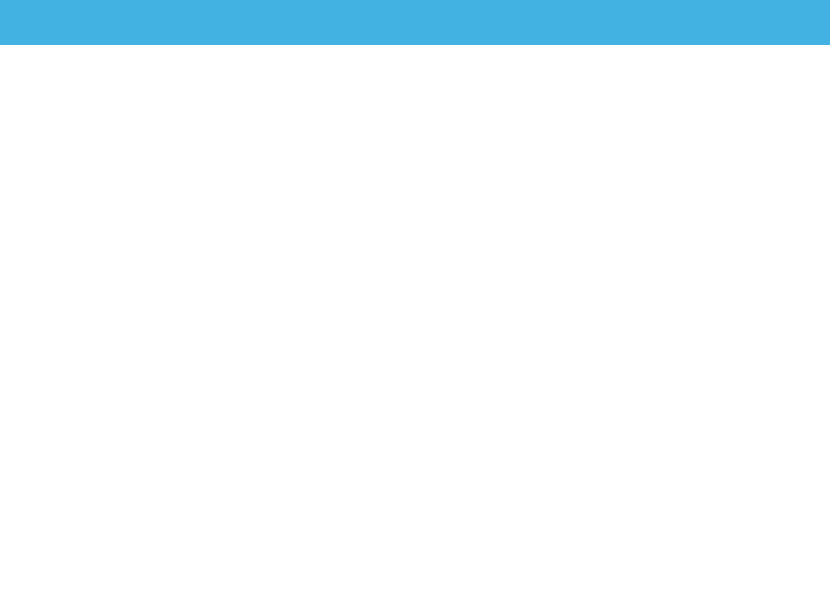
Qt form mainwindow.ui (savoirfairelinux/jami-client-windows) before a commit.
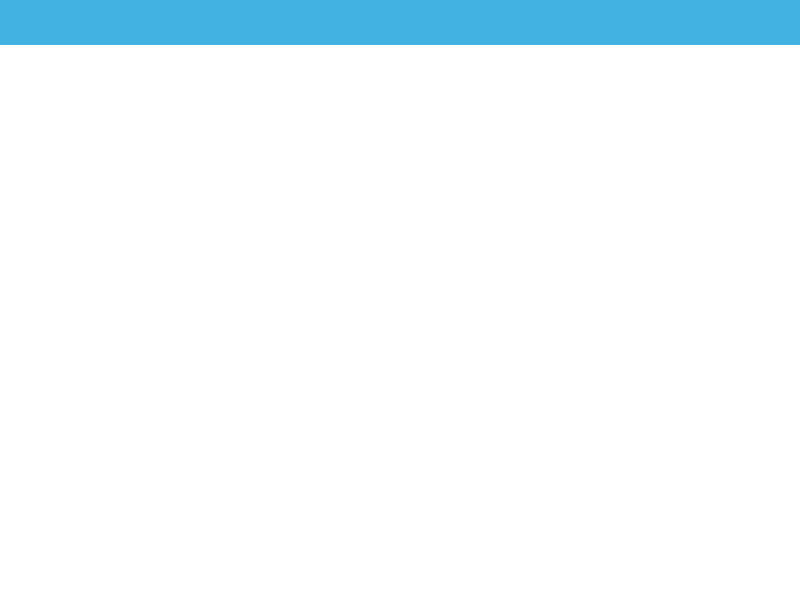
The same form after that commit. Icons and pictures are not drawn.

Diff of the .ui file:
```diff
--- a/mainwindow.ui
+++ b/mainwindow.ui
@@ -6,10 +6,16 @@
    <rect>
     <x>0</x>
     <y>0</y>
-    <width>830</width>
+    <width>800</width>
     <height>600</height>
    </rect>
   </property>
+  <property name="sizePolicy">
+   <sizepolicy hsizetype="Preferred" vsizetype="Preferred">
+    <horstretch>0</horstretch>
+    <verstretch>0</verstretch>
+   </sizepolicy>
+  </property>
   <property name="palette">
    <palette>
     <active>
@@ -433,6 +439,12 @@
     <normaloff>:/images/ring.png</normaloff>:/images/ring.png</iconset>
   </property>
   <widget class="QWidget" name="centralWidget">
+   <property name="sizePolicy">
+    <sizepolicy hsizetype="MinimumExpanding" vsizetype="MinimumExpanding">
+     <horstretch>0</horstretch>
+     <verstretch>0</verstretch>
+    </sizepolicy>
+   </property>
    <layout class="QVBoxLayout" name="verticalLayout_2">
     <property name="spacing">
      <number>0</number>
```
